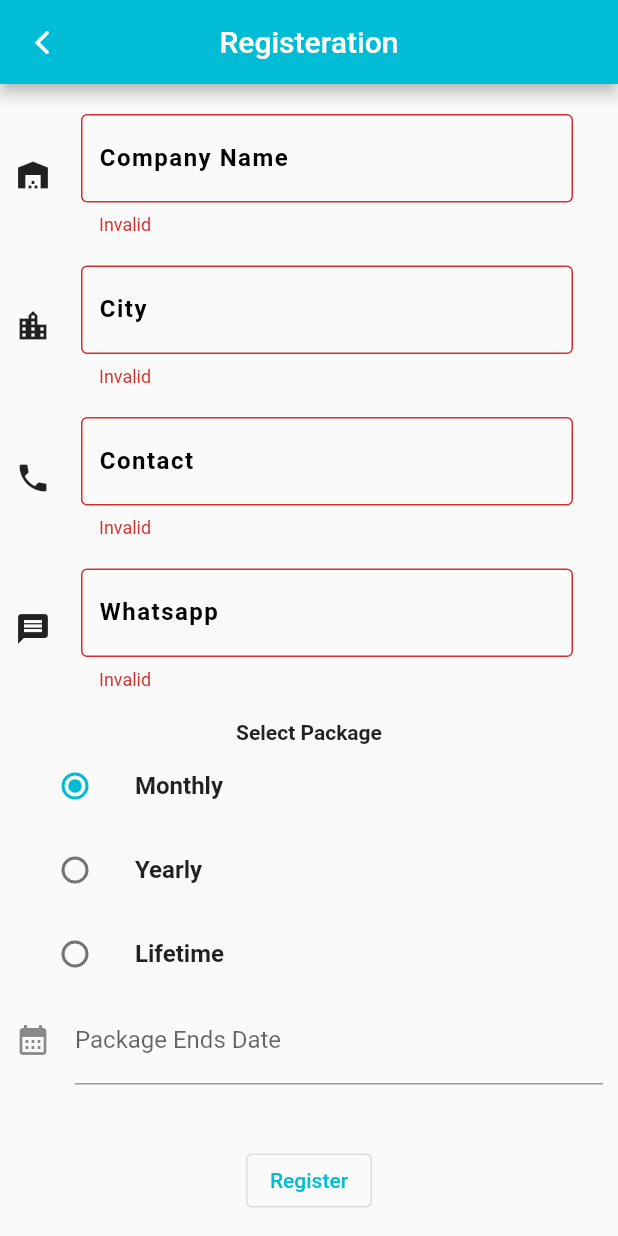
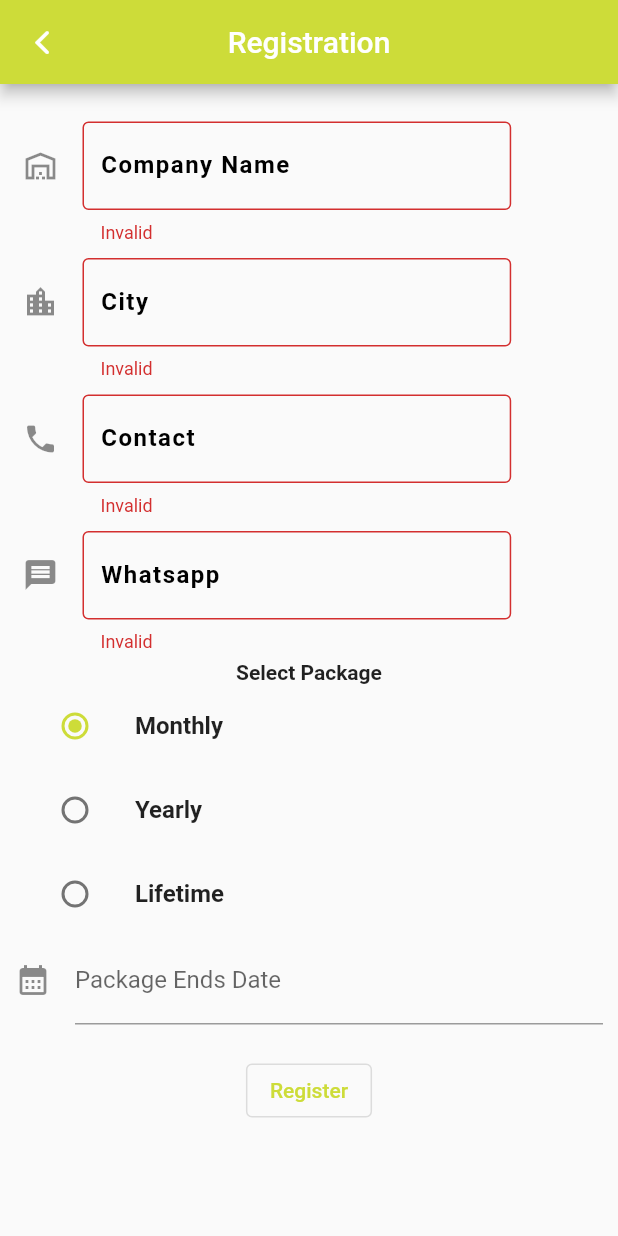
Before and after one commit to shk512/StockAppAdmin-Flutter, a Flutter app: the CompanyRegister screen opened by its route, after a tap on "Register", on a phone screen of 412 x 824 dp. Run offline on Flutter 3.47's test engine with Material 2 defaults, Android fonts, the phone set to English and light mode, and no system bars; our stand-ins replace cloud_firestore, firebase_core; missing offline and left inert: geopoint; accounts and stored records are empty.

Commit message:
17-05-2023

```diff
--- a/lib/Model/company_model.dart
+++ b/lib/Model/company_model.dart
@@ -1,65 +1,85 @@
-import 'dart:js_util';
 import 'package:cloud_firestore/cloud_firestore.dart';
-import 'geolocation_model.dart';
 
 class CompanyModel{
-  static String companyId='';
-  static String companyName='';
-  static String contact='';
-  static String packageEndsDate='';
-  static String packageType='';
-  static String whatsApp='';
-  static String city='';
-  static num wallet=0;
-  static bool isPackageActive=false;
-  static List area=[];
+  String _imageUrl='';
+  String _companyId="";
+  String _contact="";
+  String _companyName="";
+  String _packageEndsDate="";
+  String _packageType="";
+  String _whatsApp="";
+  String _city="";
+  bool _isPackageActive=false;
 
-  static fromJson(DocumentSnapshot snapshot){
-      companyId=snapshot['companyId'];
-      contact=snapshot['contact'];
-      isPackageActive= snapshot['isPackageActive'];
-      packageEndsDate= snapshot['packageEndsDate'];
-      companyName= snapshot['companyName'];
-      area=snapshot['area'];
-      wallet=snapshot['wallet'];
-      packageType=snapshot["packageType"];
-      whatsApp=snapshot["whatsApp"];
-      city=snapshot["city"];
-      var object=snapshot["geoLocation"];
-      GeoLocationModel.lat=object["lat"];
-      GeoLocationModel.lng=object["lng"];;
-  }
-
-  static Map<String,dynamic> toJson({
-    required String companyId,
-    required String companyName,
-    required String contact,
-    required String whatsApp,
-    required String packageEndsDate,
-    required String packageType,
-    required String city,
-    required num wallet,
-    required List area,
-    required bool isPackageActive,
-    required var lat,
-    required var lng
-    })
+  Map<String,dynamic> toJson()
   {
     return<String,dynamic>{
+      "imageUrl":"",
       "companyId": companyId,
       "companyName":companyName,
       "isPackageActive":isPackageActive,
       "contact":contact,
       "packageEndsDate":packageEndsDate,
-      "area":area,
-      "wallet":wallet,
+      "area":[],
+      "wallet":0,
       "whatsApp":whatsApp,
       "packageType":packageType,
       "city":city,
-      "geoLocation":{
-        "lat":lat,
-        "lng":lng
-      }
+      "geoLocation":GeoPoint(0,0)
     };
   }
+
+  String get imageUrl => _imageUrl;
+
+  set imageUrl(String value) {
+    _imageUrl = value;
+  }
+
+  String get companyId => _companyId;
+
+  set companyId(String value) {
+    _companyId = value;
+  }
+
+  String get contact => _contact;
+
+  set contact(String value) {
+    _contact = value;
+  }
+
+  String get companyName => _companyName;
+
+  set companyName(String value) {
+    _companyName = value;
+  }
+
+  String get packageEndsDate => _packageEndsDate;
+
+  set packageEndsDate(String value) {
+    _packageEndsDate = value;
+  }
+
+  String get packageType => _packageType;
+
+  set packageType(String value) {
+    _packageType = value;
+  }
+
+  String get whatsApp => _whatsApp;
+
+  set whatsApp(String value) {
+    _whatsApp = value;
+  }
+
+  String get city => _city;
+
+  set city(String value) {
+    _city = value;
+  }
+
+  bool get isPackageActive => _isPackageActive;
+
+  set isPackageActive(bool value) {
+    _isPackageActive = value;
+  }
 }
--- a/lib/Model/geolocation_model.dart
+++ /dev/null
@@ -1,17 +0,0 @@
-import 'package:cloud_firestore/cloud_firestore.dart';
-
-class GeoLocationModel{
-  static var lat;
-  static var lng;
-
-  static Map<String,dynamic> toJson(){
-    return {
-      "lat":lat,
-      "lng":lng
-    };
-   }
-   static fromJson(DocumentSnapshot snapshot){
-    lat=snapshot["lat"];
-    lng=snapshot["lng"];
-   }
-}
--- /dev/null
+++ b/lib/Widget/num_field.dart
@@ -0,0 +1,61 @@
+import 'package:flutter/material.dart';
+import 'package:flutter/services.dart';
+
+class NumField extends StatefulWidget {
+  final String hintTxt;
+  final String labelTxt;
+  final Icon icon;
+  final TextEditingController ctrl;
+  const NumField({Key? key,required this.icon,required this.ctrl,required this.hintTxt,required this.labelTxt}) : super(key: key);
+
+  @override
+  State<NumField> createState() => _NumFieldState();
+}
+
+class _NumFieldState extends State<NumField> {
+  @override
+  Widget build(BuildContext context) {
+    return Padding(
+      padding: EdgeInsets.symmetric(horizontal: 5,vertical: 5),
+      child: Row(
+          children: [
+            Expanded(
+              flex: 9,
+              child: TextFormField(
+                  keyboardType: TextInputType.number,
+                  inputFormatters: <TextInputFormatter>[
+                    FilteringTextInputFormatter.digitsOnly
+                  ],
+                  controller: widget.ctrl,
+                  decoration: InputDecoration(
+                    icon: widget.icon,
+                    border: const OutlineInputBorder(),
+                    labelText: widget.labelTxt,
+                    labelStyle: const TextStyle(
+                      fontWeight: FontWeight.bold,
+                      color: Colors.black,
+                      letterSpacing: 1,
+                    ),
+                    hintText: widget.hintTxt,
+                  ),
+                  validator: (val) {
+                    if(widget.labelTxt=="Contact"){
+                      return val!.length==11?null:"Invalid";
+                    }else{
+                      return val!.isNotEmpty?null:"Invalid";
+                    }
+                  }
+              ),
+            ),
+            const SizedBox(
+              width: 20,
+            ),
+            Expanded(
+              flex: 1,
+              child: Container(),
+            ),
+          ]
+      ),
+    );
+  }
+}
--- /dev/null
+++ b/lib/Widget/text_field.dart
@@ -0,0 +1,63 @@
+import 'package:flutter/material.dart';
+
+class TxtField extends StatefulWidget {
+  final String hintTxt;
+  final String labelTxt;
+  final Icon icon;
+  final TextEditingController ctrl;
+  const TxtField({Key? key,required this.labelTxt,required this.hintTxt,required this.ctrl,required this.icon}) : super(key: key);
+
+  @override
+  State<TxtField> createState() => _TxtFieldState();
+}
+
+class _TxtFieldState extends State<TxtField> {
+  bool _hide=true;
+  @override
+  Widget build(BuildContext context) {
+    return  Padding(
+      padding: EdgeInsets.symmetric(horizontal: 5,vertical: 5),
+      child: Row(
+        children: [
+          Expanded(
+            flex: 9,
+            child: TextFormField(
+                obscureText: widget.labelTxt=='Password'||widget.labelTxt=='Confirm Password'?_hide:false,
+                controller: widget.ctrl,
+                decoration: InputDecoration(
+                  icon: widget.icon,
+                  border: const OutlineInputBorder(),
+                  labelText: widget.labelTxt,
+                  labelStyle: const TextStyle(
+                    fontWeight: FontWeight.bold,
+                    color: Colors.black,
+                    letterSpacing: 1,
+                  ),
+                  hintText: widget.hintTxt,
+                ),
+                validator: (val) {
+                  return val!.isNotEmpty?null:"Invalid";
+                }
+            ),
+          ),
+          const SizedBox(
+            width: 20,
+          ),
+          Expanded(
+            flex: 1,
+            child: widget.labelTxt=="Password"||widget.labelTxt=='Confirm Password'
+                ?GestureDetector(
+              onTap: (){
+                setState(() {
+                  _hide=!_hide;
+                });
+              },
+              child: Icon(Icons.remove_red_eye,color: _hide?Colors.grey:Colors.brown),
+      )
+          :const SizedBox(),
+      ),
+      ]
+      ),
+    );
+  }
+}
--- a/lib/main.dart
+++ b/lib/main.dart
@@ -1,6 +1,5 @@
 import 'package:firebase_core/firebase_core.dart';
 import 'package:flutter/material.dart';
-import 'package:stock_admin/screens/company_details.dart';
 import 'package:stock_admin/screens/company_register.dart';
 import 'package:stock_admin/screens/dashboard.dart';
 import 'package:stock_admin/utils/routes.dart';
@@ -25,7 +24,7 @@ class MyApp extends StatelessWidget {
       debugShowCheckedModeBanner:false,
       title: 'App Admin',
       theme: ThemeData(
-        primarySwatch: Colors.cyan,
+        primarySwatch: Colors.lime,
       ),
       home: Dashboard(),
       routes: {
--- a/lib/screens/company_register.dart
+++ b/lib/screens/company_register.dart
@@ -1,10 +1,14 @@
 import 'package:flutter/cupertino.dart';
 import 'package:flutter/material.dart';
+import 'package:geopoint/geopoint.dart';
 import 'package:intl/intl.dart';
 import 'package:stock_admin/Model/company_model.dart';
-import 'package:stock_admin/services/db.dart';
+import 'package:stock_admin/Widget/text_field.dart';
+import 'package:stock_admin/services/company_db.dart';
 import 'package:stock_admin/utils/enum.dart';
 import 'package:stock_admin/utils/snackbar.dart';
+
+import '../Widget/num_field.dart';
 
 class CompanyRegister extends StatefulWidget {
   const CompanyRegister({Key? key}) : super(key: key);
@@ -35,7 +39,7 @@ class _CompanyRegisterState extends State<CompanyRegister> {
           },
           child: const Icon(CupertinoIcons.back,color: Colors.white,),
         ),
-        title: const Text("Registeration",style: TextStyle(color: Colors.white),),
+        title: const Text("Registration",style: TextStyle(color: Colors.white),),
         centerTitle: true,
       ),
       body: isLoading
@@ -47,24 +51,18 @@ class _CompanyRegisterState extends State<CompanyRegister> {
             key: formKey,
             child: Column(
               children: [
-                textFields(
-                    const Icon(Icons.warehouse), "Company Name", "e.g. Candy Land",
-                    companyName),
-                const SizedBox(height: 20),
-                textFields(const Icon(Icons.location_city), "City", "City Name...", city),
-                const SizedBox(height: 20),
-                textFields(const Icon((Icons.phone)), "Contact","923001234567", phone),
-                const SizedBox(height: 20),
-                textFields(const Icon(Icons.message), "Whatsapp", "923001234567", whatsapp),
-                const SizedBox(height: 20),
+                TxtField(labelTxt: "Company Name", hintTxt: "Candy Land", ctrl: companyName, icon: Icon(Icons.warehouse_outlined)),
+                TxtField(labelTxt: "City", hintTxt: "City Name", ctrl: city, icon: Icon(Icons.location_city_outlined)),
+                NumField(labelTxt: "Contact", hintTxt: "03001234567", ctrl: phone, icon: Icon(Icons.phone)),
+                NumField(icon: Icon(Icons.message), ctrl: whatsapp, hintTxt: "03001234567", labelTxt: "Whatsapp"),
                 const Text("Select Package",
                   style: TextStyle(fontWeight: FontWeight.bold),
                   textAlign: TextAlign.start,),
                 radioButtons("Monthly", PackageType.Monthly),
                 radioButtons("Yearly", PackageType.Yearly),
                 radioButtons("Lifetime", PackageType.Lifetime),
-                package == PackageType.Lifetime ? Container() : date(),
-                const SizedBox(height: 40),
+                package == PackageType.Lifetime ? const SizedBox() : date(),
+                const SizedBox(height: 20),
                 OutlinedButton(
                     onPressed: () {
                       if(package==PackageType.Yearly){
@@ -81,39 +79,6 @@ class _CompanyRegisterState extends State<CompanyRegister> {
             ),),
         ),
       ),
-    );
-  }
-
-  Widget textFields(Icon icon, String labelName, String tipName,
-      TextEditingController control) {
-    return Row(
-      children: [
-        icon,
-        const SizedBox(
-          width: 20,
-        ),
-        Expanded(
-          child: TextFormField(
-            controller: control,
-            decoration: InputDecoration(
-              border: const OutlineInputBorder(),
-              labelText: labelName,
-              labelStyle: const TextStyle(
-                fontWeight: FontWeight.bold,
-                color: Colors.black,
-                letterSpacing: 1,
-              ),
-              hintText: tipName,
-            ),
-            validator: (val) {
-              return val!.isNotEmpty?null:"Invalid";
-            }
-          ),
-        ),
-        const SizedBox(
-          width: 20,
-        ),
-      ],
     );
   }
   Widget date() {
@@ -158,46 +123,30 @@ class _CompanyRegisterState extends State<CompanyRegister> {
     );
   }
   signup() async{
+    CompanyModel companyModel=CompanyModel();
     if(formKey.currentState!.validate()){
       setState(() {
         isLoading=true;
       });
       String companyId=DateTime.now().microsecondsSinceEpoch.toString();
-      await DB(id: companyId).saveCompany(
-        CompanyModel.toJson(
-            companyId: companyId,
-            companyName: companyName.text,
-            contact: phone.text,
-            whatsApp: whatsapp.text,
-            packageEndsDate: packageEndsDate.text,
-            packageType: packageType.text,
-            city: city.text,
-            wallet: 0,
-            area: [],
-            isPackageActive: true,
-            lat: null, lng: null
-        )
-      ).then((value)async{
-        if(value){
-          await DB(id: companyId).saveCompanyId().then((value){
-            if(value){
-              Navigator.pop(context);
-              showSnackbar(context, Colors.cyan, "Registered Successfully!");
-            }else{
-              setState(() {
-                isLoading=false;
-              });
-              showSnackbar(context, Colors.red, "Error. Please Try Again!");
-            }
-          }).onError((error, stackTrace){
-            showSnackbar(context, Colors.red, error.toString());
-          });
+      companyModel.companyId=companyId;
+      companyModel.companyName=companyName.text;
+      companyModel.city=city.text;
+      companyModel.packageEndsDate=packageEndsDate.text;
+      companyModel.isPackageActive=true;
+      companyModel.packageType=packageType.text;
+      companyModel.contact=phone.text;
+      companyModel.whatsApp=whatsapp.text;
 
+      await CompanyDb(id: companyId).saveCompany(companyModel.toJson()).then((value)async{
+        if(value==true){
+          Navigator.pop(context);
+          showSnackbar(context, Colors.green.shade300, "Registered Successfully!");
         }else{
           setState(() {
             isLoading=false;
           });
-          showSnackbar(context, Colors.red, "Error. Please Try Again!");
+          showSnackbar(context, Colors.red.shade400, "Error. Please Try Again!");
         }
       });
     }
--- a/lib/services/db.dart
+++ /dev/null
@@ -1,42 +0,0 @@
-import 'package:cloud_firestore/cloud_firestore.dart';
-
-class DB{
-  String id;
-  DB({required this.id});
-
-  //REFERENCE
-  final companyCollection=FirebaseFirestore.instance.collection("company");
-  final companyArrayCollection=FirebaseFirestore.instance.collection("companyArray");
-
-  //save Company
-  Future saveCompany(Map<String,dynamic> mapData)async{
-    await companyCollection.doc(id).set(mapData);
-    return true;
-  }
-
-  //getCompany
-  getCompany() {
-    return companyCollection.snapshots();
-  }
-
-  //Save Company ID in List
-  Future saveCompanyId()async{
-    await companyArrayCollection.doc("adminArray").update({
-      "companyId":FieldValue.arrayUnion([id]),
-    });
-    return true;
-  }
-
-  //Update Package Status
- updatePackageStatus(bool value,String date)async{
-    await companyCollection.doc(id).update({
-      "isPackageActive":value,
-      "packageEndsDate":date
-    });
-  }
-
-  //Get Company Details
-  getCompanyDetails(){
-    return companyCollection.doc(id).get();
-  }
-}
--- a/lib/utils/snackbar.dart
+++ b/lib/utils/snackbar.dart
@@ -9,10 +9,15 @@ void showSnackbar(context, color, message) {
           style: const TextStyle(
               color: Colors.white,
               fontSize: 14.0,
+              fontWeight: FontWeight.w900
           ),
         ),
         backgroundColor: color,
         duration: const Duration(seconds: 2),
+        behavior: SnackBarBehavior.floating,
+        shape: RoundedRectangleBorder(
+            borderRadius: BorderRadius.circular(15)
+        )
     ),
   );
 }
```
Also changed, not shown: lib/Widget/row_info_display.dart (added, +26 -0 lines), lib/screens/company_details.dart (+115 -93 lines), lib/screens/error.dart (added, +33 -0 lines), lib/services/company_db.dart (added, +33 -0 lines), pubspec.yaml (+22 -7 lines), logo/app_logo.png (added), pubspec.lock, 40 other files. Lines whose indentation alone changed are shown as unchanged.
